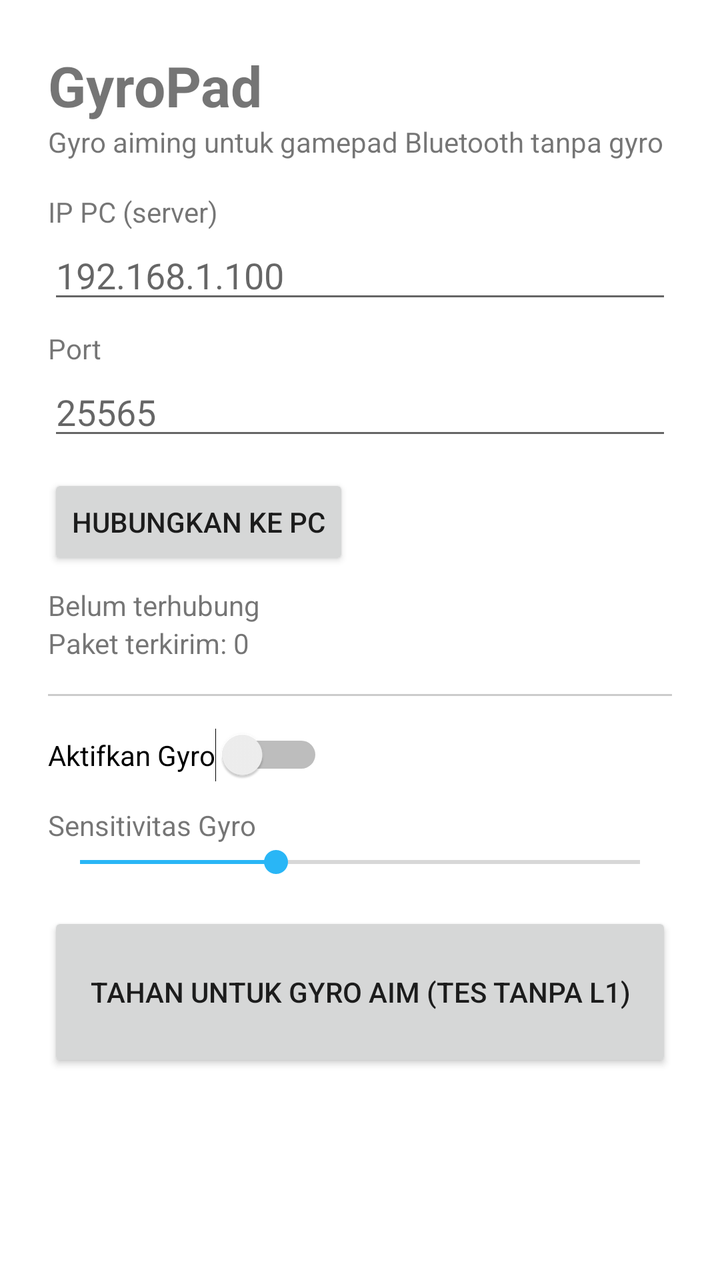
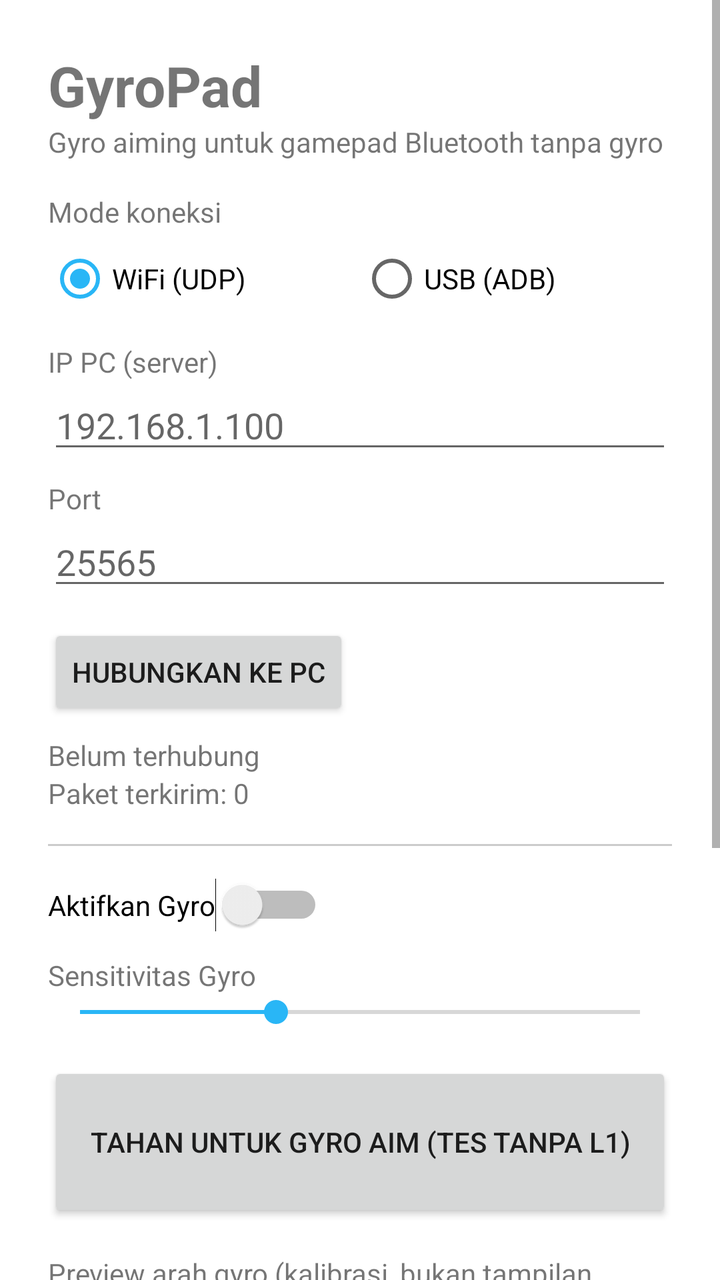

Two renders of the same Android screen: before a commit and after it. Below are the layout's source before the change and the commit's diff.
<!-- AndroidManifest.xml: application theme Theme.GyroPad -->
<!-- res/layout/activity_main.xml -->
<?xml version="1.0" encoding="utf-8"?>
<LinearLayout xmlns:android="http://schemas.android.com/apk/res/android"
    android:layout_width="match_parent"
    android:layout_height="match_parent"
    android:orientation="vertical"
    android:padding="24dp">

    <TextView
        android:layout_width="wrap_content"
        android:layout_height="wrap_content"
        android:text="GyroPad"
        android:textSize="28sp"
        android:textStyle="bold" />

    <TextView
        android:layout_width="wrap_content"
        android:layout_height="wrap_content"
        android:layout_marginBottom="16dp"
        android:text="Gyro aiming untuk gamepad Bluetooth tanpa gyro"
        android:textSize="14sp" />

    <TextView
        android:layout_width="wrap_content"
        android:layout_height="wrap_content"
        android:text="IP PC (server)" />

    <EditText
        android:id="@+id/editTextIp"
        android:layout_width="match_parent"
        android:layout_height="wrap_content"
        android:hint="192.168.1.100"
        android:inputType="text" />

    <TextView
        android:layout_width="wrap_content"
        android:layout_height="wrap_content"
        android:layout_marginTop="8dp"
        android:text="Port" />

    <EditText
        android:id="@+id/editTextPort"
        android:layout_width="match_parent"
        android:layout_height="wrap_content"
        android:hint="25565"
        android:inputType="number" />

    <Button
        android:id="@+id/buttonConnect"
        android:layout_width="wrap_content"
        android:layout_height="wrap_content"
        android:layout_marginTop="12dp"
        android:text="Hubungkan ke PC" />

    <TextView
        android:id="@+id/textStatus"
        android:layout_width="wrap_content"
        android:layout_height="wrap_content"
        android:layout_marginTop="8dp"
        android:text="Belum terhubung" />

    <TextView
        android:id="@+id/textPacketCount"
        android:layout_width="wrap_content"
        android:layout_height="wrap_content"
        android:text="Paket terkirim: 0" />

    <View
        android:layout_width="match_parent"
        android:layout_height="1dp"
        android:layout_marginTop="16dp"
        android:layout_marginBottom="16dp"
        android:background="#33000000" />

    <Switch
        android:id="@+id/switchGyro"
        android:layout_width="wrap_content"
        android:layout_height="wrap_content"
        android:text="Aktifkan Gyro" />

    <TextView
        android:layout_width="wrap_content"
        android:layout_height="wrap_content"
        android:layout_marginTop="12dp"
        android:text="Sensitivitas Gyro" />

    <SeekBar
        android:id="@+id/seekBarSensitivity"
        android:layout_width="match_parent"
        android:layout_height="wrap_content"
        android:max="100"
        android:progress="35" />

    <Button
        android:id="@+id/buttonGyroHold"
        android:layout_width="match_parent"
        android:layout_height="80dp"
        android:layout_marginTop="16dp"
        android:text="TAHAN untuk GYRO AIM (tes tanpa L1)" />

</LinearLayout>
<!-- resources referenced by this layout -->
<resources>
  <style name="Theme.GyroPad" parent="Theme.MaterialComponents.DayNight.NoActionBar">
          <item name="colorPrimary">#1565C0</item>
          <item name="colorPrimaryDark">#0D47A1</item>
          <item name="colorAccent">#29B6F6</item>
      </style>
</resources>

<!-- the commit's change to res/layout/activity_main.xml (unified diff, before → after) -->
@@ -1,7 +1,11 @@
 <?xml version="1.0" encoding="utf-8"?>
-<LinearLayout xmlns:android="http://schemas.android.com/apk/res/android"
+<ScrollView xmlns:android="http://schemas.android.com/apk/res/android"
     android:layout_width="match_parent"
-    android:layout_height="match_parent"
+    android:layout_height="match_parent">
+
+<LinearLayout
+    android:layout_width="match_parent"
+    android:layout_height="wrap_content"
     android:orientation="vertical"
     android:padding="24dp">
 
@@ -22,6 +26,35 @@
     <TextView
         android:layout_width="wrap_content"
         android:layout_height="wrap_content"
+        android:text="Mode koneksi" />
+
+    <RadioGroup
+        android:id="@+id/radioGroupMode"
+        android:layout_width="match_parent"
+        android:layout_height="wrap_content"
+        android:orientation="horizontal">
+
+        <RadioButton
+            android:id="@+id/radioWifi"
+            android:layout_width="0dp"
+            android:layout_height="wrap_content"
+            android:layout_weight="1"
+            android:checked="true"
+            android:text="WiFi (UDP)" />
+
+        <RadioButton
+            android:id="@+id/radioUsb"
+            android:layout_width="0dp"
+            android:layout_height="wrap_content"
+            android:layout_weight="1"
+            android:text="USB (ADB)" />
+    </RadioGroup>
+
+    <TextView
+        android:id="@+id/labelIp"
+        android:layout_width="wrap_content"
+        android:layout_height="wrap_content"
+        android:layout_marginTop="8dp"
         android:text="IP PC (server)" />
 
     <EditText
@@ -43,6 +76,16 @@
         android:layout_height="wrap_content"
         android:hint="25565"
         android:inputType="number" />
+
+    <TextView
+        android:id="@+id/textUsbHint"
+        android:layout_width="match_parent"
+        android:layout_height="wrap_content"
+        android:layout_marginTop="4dp"
+        android:text="Mode USB: jalankan &quot;adb reverse tcp:25565 tcp:25565&quot; dulu di PC, lalu field IP di atas diabaikan (selalu 127.0.0.1)."
+        android:textSize="12sp"
+        android:textStyle="italic"
+        android:visibility="gone" />
 
     <Button
         android:id="@+id/buttonConnect"
@@ -97,4 +140,31 @@
         android:layout_marginTop="16dp"
         android:text="TAHAN untuk GYRO AIM (tes tanpa L1)" />
 
+    <TextView
+        android:layout_width="wrap_content"
+        android:layout_height="wrap_content"
+        android:layout_marginTop="16dp"
+        android:text="Preview arah gyro (kalibrasi, bukan tampilan in-game)" />
+
+    <com.gyropad.app.ui.CrosshairView
+        android:id="@+id/crosshairView"
+        android:layout_width="match_parent"
+        android:layout_height="220dp"
+        android:layout_marginTop="8dp"
+        android:background="#11000000" />
+
+    <View
+        android:layout_width="match_parent"
+        android:layout_height="1dp"
+        android:layout_marginTop="16dp"
+        android:layout_marginBottom="16dp"
+        android:background="#33000000" />
+
+    <TextView
+        android:id="@+id/textRumbleStatus"
+        android:layout_width="wrap_content"
+        android:layout_height="wrap_content"
+        android:text="Rumble dari game: tidak aktif" />
+
 </LinearLayout>
+</ScrollView>
